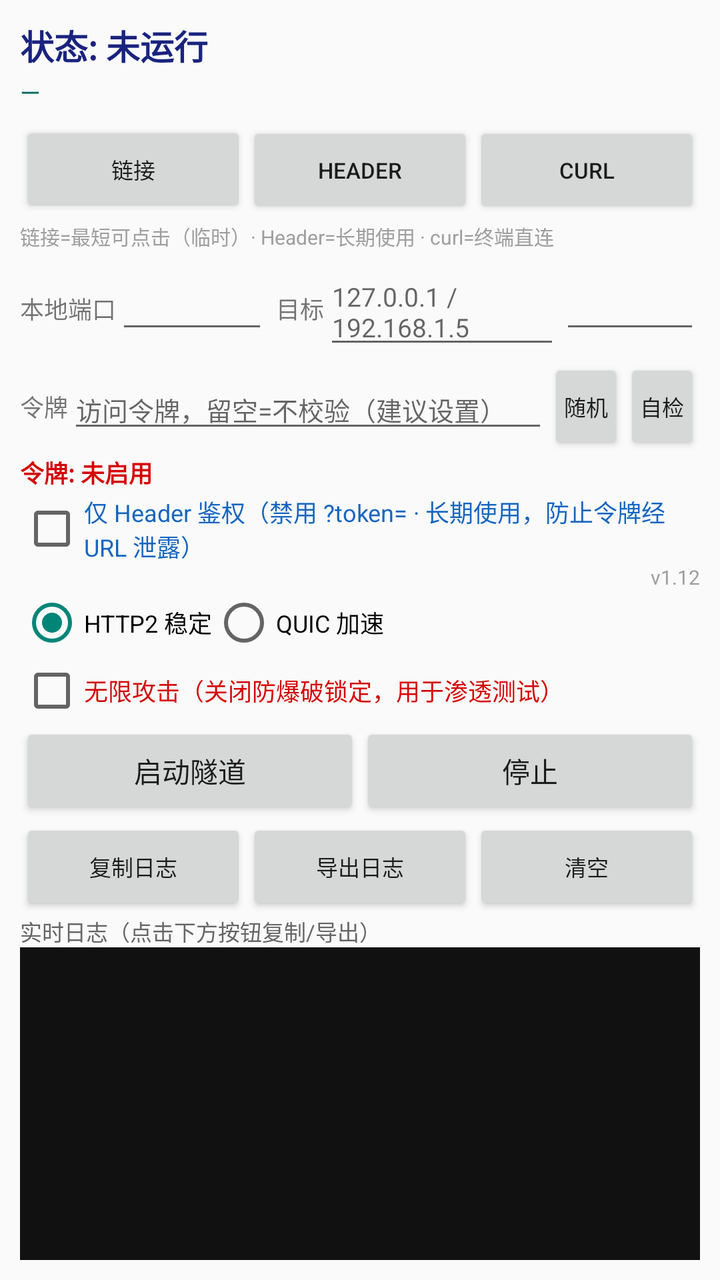
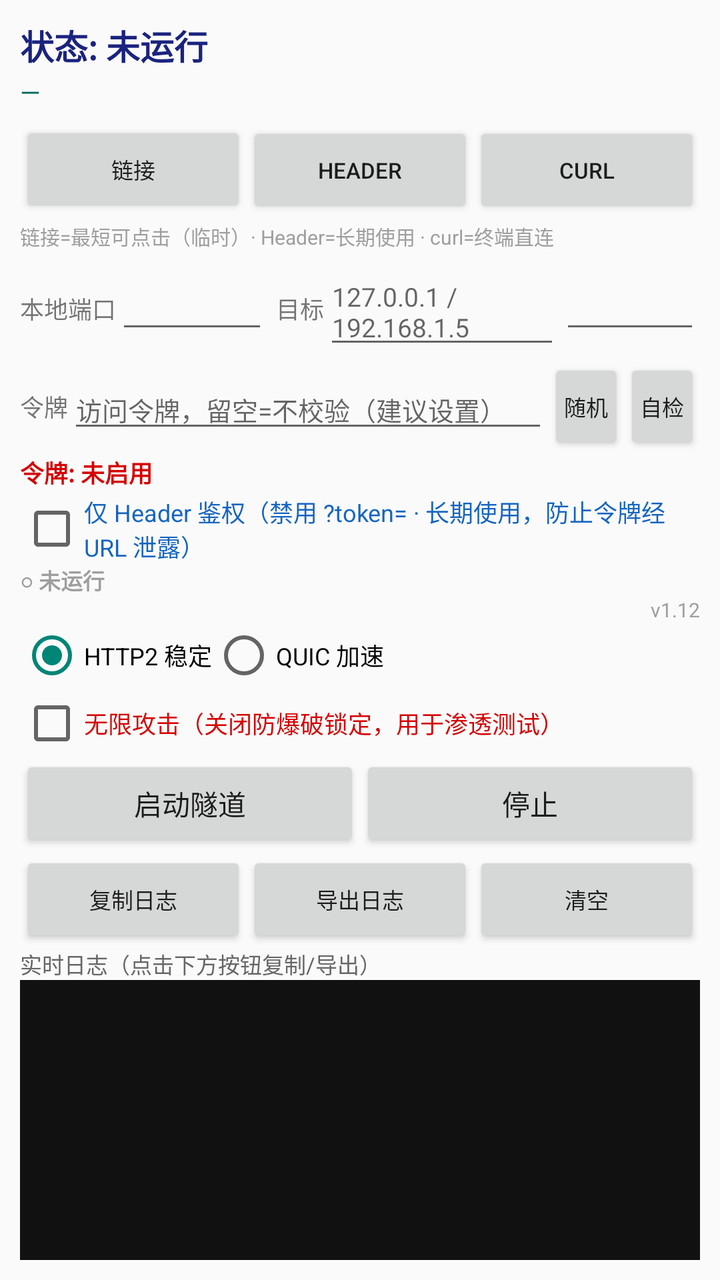

The first picture is an Android layout as it rendered before a commit; the second is the same layout after the commit. The layout source and the unified diff follow.
<!-- AndroidManifest.xml: application theme android:Theme.Material.Light.DarkActionBar -->
<!-- res/layout/main.xml -->
<?xml version="1.0" encoding="utf-8"?>
<LinearLayout xmlns:android="http://schemas.android.com/apk/res/android"
    android:layout_width="match_parent"
    android:layout_height="match_parent"
    android:orientation="vertical"
    android:padding="10dp"
    android:background="#FAFAFA">

    <TextView
        android:id="@+id/tvState"
        android:layout_width="match_parent"
        android:layout_height="wrap_content"
        android:text="状态: 未运行"
        android:textSize="17sp"
        android:textStyle="bold"
        android:textColor="#1A237E" />

    <TextView
        android:id="@+id/tvUrl"
        android:layout_width="match_parent"
        android:layout_height="wrap_content"
        android:layout_marginTop="2dp"
        android:layout_marginBottom="6dp"
        android:text="—"
        android:textColor="#00695C"
        android:textIsSelectable="true"
        android:textSize="13sp" />

    <LinearLayout
        android:layout_width="match_parent"
        android:layout_height="wrap_content"
        android:layout_marginBottom="2dp"
        android:orientation="horizontal">

        <Button
            android:id="@+id/btnCopyUrl"
            android:layout_width="0dp"
            android:layout_height="wrap_content"
            android:layout_weight="1"
            android:text="链接"
            android:textSize="11sp" />

        <Button
            android:id="@+id/btnCopyHeader"
            android:layout_width="0dp"
            android:layout_height="wrap_content"
            android:layout_weight="1"
            android:text="Header"
            android:textSize="11sp" />

        <Button
            android:id="@+id/btnCopyCurl"
            android:layout_width="0dp"
            android:layout_height="wrap_content"
            android:layout_weight="1"
            android:text="curl"
            android:textSize="11sp" />
    </LinearLayout>

    <TextView
        android:id="@+id/tvCopyHint"
        android:layout_width="match_parent"
        android:layout_height="wrap_content"
        android:layout_marginBottom="4dp"
        android:text="链接=最短可点击（临时）· Header=长期使用 · curl=终端直连"
        android:textColor="#9E9E9E"
        android:textSize="10sp" />

    <LinearLayout
        android:layout_width="match_parent"
        android:layout_height="wrap_content"
        android:gravity="center_vertical"
        android:orientation="horizontal">

        <TextView
            android:layout_width="wrap_content"
            android:layout_height="wrap_content"
            android:text="本地端口"
            android:textSize="12sp" />

        <EditText
            android:id="@+id/etLocalPort"
            android:layout_width="76dp"
            android:layout_height="wrap_content"
            android:inputType="number"
            android:maxLength="5"
            android:textSize="13sp" />

        <TextView
            android:layout_width="wrap_content"
            android:layout_height="wrap_content"
            android:layout_marginStart="4dp"
            android:text="目标"
            android:textSize="12sp" />

        <EditText
            android:id="@+id/etHost"
            android:layout_width="0dp"
            android:layout_height="wrap_content"
            android:layout_weight="1"
            android:hint="127.0.0.1 / 192.168.1.5"
            android:textSize="13sp" />

        <EditText
            android:id="@+id/etTargetPort"
            android:layout_width="70dp"
            android:layout_height="wrap_content"
            android:inputType="number"
            android:maxLength="5"
            android:textSize="13sp" />
    </LinearLayout>

    <LinearLayout
        android:layout_width="match_parent"
        android:layout_height="wrap_content"
        android:gravity="center_vertical"
        android:orientation="horizontal">

        <TextView
            android:layout_width="wrap_content"
            android:layout_height="wrap_content"
            android:text="令牌"
            android:textSize="12sp" />

        <EditText
            android:id="@+id/etToken"
            android:layout_width="0dp"
            android:layout_height="wrap_content"
            android:layout_weight="1"
            android:hint="访问令牌，留空=不校验（建议设置）"
            android:inputType="textVisiblePassword"
            android:textSize="13sp" />

        <Button
            android:id="@+id/btnGenToken"
            android:layout_width="wrap_content"
            android:layout_height="wrap_content"
            android:minWidth="0dp"
            android:paddingLeft="8dp"
            android:paddingRight="8dp"
            android:text="随机"
            android:textSize="11sp" />

        <Button
            android:id="@+id/btnSelfTest"
            android:layout_width="wrap_content"
            android:layout_height="wrap_content"
            android:minWidth="0dp"
            android:paddingLeft="8dp"
            android:paddingRight="8dp"
            android:text="自检"
            android:textSize="11sp" />
    </LinearLayout>

    <TextView
        android:id="@+id/tvTokenState"
        android:layout_width="match_parent"
        android:layout_height="wrap_content"
        android:text="令牌: 未启用"
        android:textColor="#D50000"
        android:textSize="12sp"
        android:textStyle="bold" />

    <CheckBox
        android:id="@+id/cbHeaderOnly"
        android:layout_width="match_parent"
        android:layout_height="wrap_content"
        android:layout_marginTop="2dp"
        android:text="仅 Header 鉴权（禁用 ?token= · 长期使用，防止令牌经 URL 泄露）"
        android:textColor="#1565C0"
        android:textSize="12sp" />

    <TextView
        android:id="@+id/tvVersion"
        android:layout_width="match_parent"
        android:layout_height="wrap_content"
        android:gravity="end"
        android:text="v1.12"
        android:textColor="#9E9E9E"
        android:textSize="10sp" />

    <LinearLayout
        android:layout_width="match_parent"
        android:layout_height="wrap_content"
        android:gravity="center_vertical"
        android:orientation="horizontal">

    <RadioGroup
        android:id="@+id/rgProtocol"
        android:layout_width="0dp"
        android:layout_height="wrap_content"
        android:layout_weight="1"
        android:orientation="horizontal">

        <RadioButton
            android:id="@+id/rbHttp2"
            android:layout_width="wrap_content"
            android:layout_height="wrap_content"
            android:checked="true"
            android:text="HTTP2 稳定"
            android:textSize="12sp" />

        <RadioButton
            android:id="@+id/rbQuic"
            android:layout_width="wrap_content"
            android:layout_height="wrap_content"
            android:text="QUIC 加速"
            android:textSize="12sp" />
    </RadioGroup>

    </LinearLayout>

    <CheckBox
        android:id="@+id/cbUnlimited"
        android:layout_width="match_parent"
        android:layout_height="wrap_content"
        android:layout_marginTop="2dp"
        android:text="无限攻击（关闭防爆破锁定，用于渗透测试）"
        android:textColor="#D50000"
        android:textSize="12sp" />

    <TextView
        android:id="@+id/tvAuditAlert"
        android:layout_width="match_parent"
        android:layout_height="wrap_content"
        android:layout_marginTop="2dp"
        android:background="#FFF3E0"
        android:padding="6dp"
        android:text="⚠ 无限攻击模式已开启：防爆破锁定已关闭，令牌错误可无限次尝试。取消勾选上方「无限攻击」即可恢复。"
        android:textColor="#EF6C00"
        android:textSize="11sp"
        android:textStyle="bold"
        android:visibility="gone" />

    <LinearLayout
        android:layout_width="match_parent"
        android:layout_height="wrap_content"
        android:orientation="horizontal">

        <Button
            android:id="@+id/btnStart"
            android:layout_width="0dp"
            android:layout_height="wrap_content"
            android:layout_weight="1"
            android:text="启动隧道" />

        <Button
            android:id="@+id/btnStop"
            android:layout_width="0dp"
            android:layout_height="wrap_content"
            android:layout_weight="1"
            android:text="停止" />
    </LinearLayout>

    <LinearLayout
        android:layout_width="match_parent"
        android:layout_height="wrap_content"
        android:orientation="horizontal">

        <Button
            android:id="@+id/btnCopyLog"
            android:layout_width="0dp"
            android:layout_height="wrap_content"
            android:layout_weight="1"
            android:text="复制日志"
            android:textSize="11sp" />

        <Button
            android:id="@+id/btnShareLog"
            android:layout_width="0dp"
            android:layout_height="wrap_content"
            android:layout_weight="1"
            android:text="导出日志"
            android:textSize="11sp" />

        <Button
            android:id="@+id/btnClearLog"
            android:layout_width="0dp"
            android:layout_height="wrap_content"
            android:layout_weight="1"
            android:text="清空"
            android:textSize="11sp" />
    </LinearLayout>


    <TextView
        android:id="@+id/tvAlert"
        android:layout_width="match_parent"
        android:layout_height="wrap_content"
        android:layout_marginTop="4dp"
        android:background="#FFEBEE"
        android:padding="6dp"
        android:textColor="#D50000"
        android:textSize="12sp"
        android:textStyle="bold"
        android:visibility="gone" />

    <TextView
        android:layout_width="wrap_content"
        android:layout_height="wrap_content"
        android:text="实时日志（点击下方按钮复制/导出）"
        android:textColor="#666666"
        android:textSize="11sp" />

    <ScrollView
        android:id="@+id/svLog"
        android:layout_width="match_parent"
        android:layout_height="0dp"
        android:layout_weight="1"
        android:background="#111111"
        android:padding="6dp">

        <TextView
            android:id="@+id/tvLog"
            android:layout_width="wrap_content"
            android:layout_height="wrap_content"
            android:textColor="#B2FF59"
            android:textIsSelectable="true"
            android:textSize="9sp"
            android:typeface="monospace" />
    </ScrollView>

</LinearLayout>
<!-- resources referenced by this layout -->
<resources>

</resources>

<!-- the commit's change to res/layout/main.xml (unified diff, before → after) -->
@@ -169,6 +169,15 @@
         android:text="仅 Header 鉴权（禁用 ?token= · 长期使用，防止令牌经 URL 泄露）"
         android:textColor="#1565C0"
         android:textSize="12sp" />
+
+    <TextView
+        android:id="@+id/tvHeaderOnlyState"
+        android:layout_width="match_parent"
+        android:layout_height="wrap_content"
+        android:text="○ 未运行"
+        android:textColor="#9E9E9E"
+        android:textSize="11sp"
+        android:textStyle="bold" />
 
     <TextView
         android:id="@+id/tvVersion"
